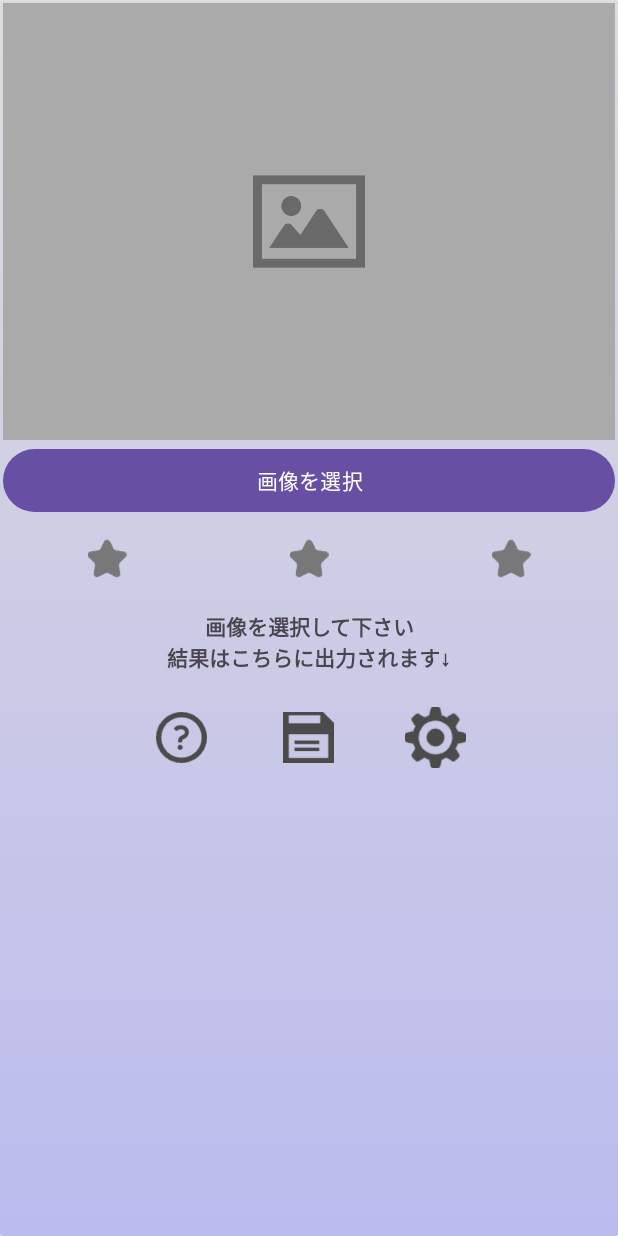
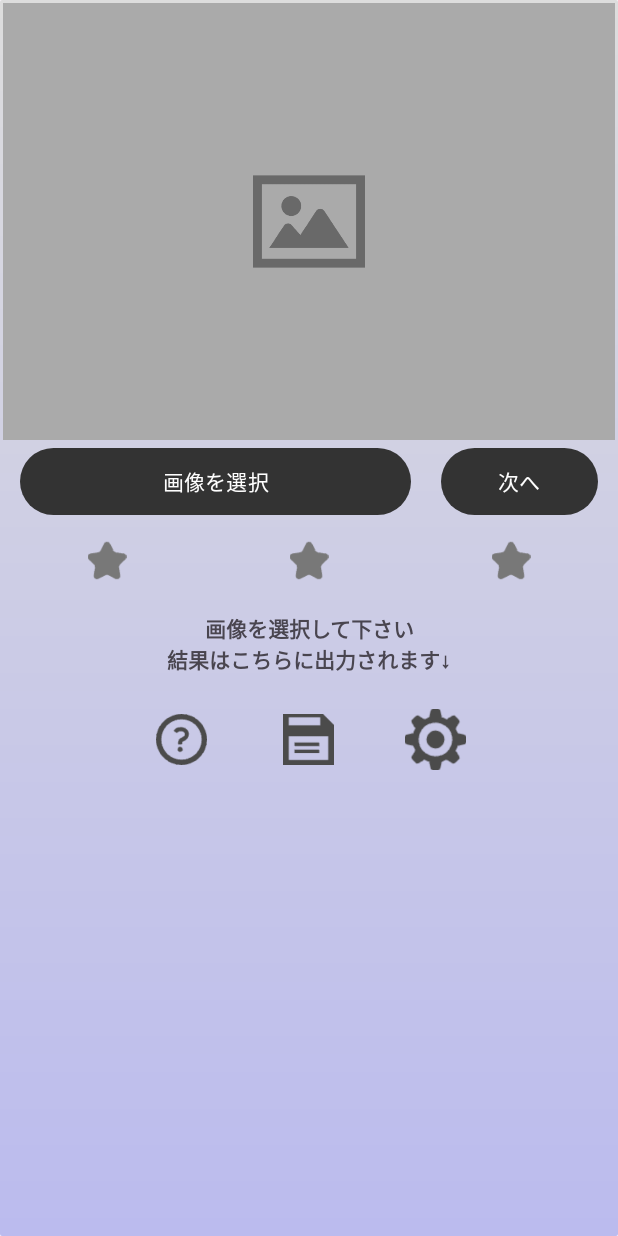
Before and after one commit to tfs-apps-one/SmileChecker, an Android app: the screen it shows after launch (MainActivity), on a phone screen of 412 x 824 dp. Run offline under Robolectric (Android 15) with nearby library versions, the light colour scheme and no system bars; libraries missing offline, so code that uses them is left out: com.google.mlkit.vision.

Commit message:
複数枚選択処理を追加

```diff
--- a/app/src/main/java/tfsapps/smilechecker/MyScreenShots.java
+++ b/app/src/main/java/tfsapps/smilechecker/MyScreenShots.java
@@ -32,7 +32,7 @@ public class MyScreenShots {
     }
 
     private static void saveBitmap(Activity activity, Bitmap bitmap) {
-        File directory = new File(Environment.getExternalStoragePublicDirectory(Environment.DIRECTORY_PICTURES), "Screenshots");
+        File directory = new File(Environment.getExternalStoragePublicDirectory(Environment.DIRECTORY_PICTURES), "screenshots");
         if (!directory.exists()) {
             directory.mkdirs();
         }
@@ -42,7 +42,7 @@ public class MyScreenShots {
 
         try (FileOutputStream fos = new FileOutputStream(file)) {
             bitmap.compress(Bitmap.CompressFormat.PNG, 100, fos);
-            Toast.makeText(activity, "Saved: " + file.getAbsolutePath(), Toast.LENGTH_LONG).show();
+            Toast.makeText(activity, "Saved ... ", Toast.LENGTH_LONG).show();
 
             scanFile(activity, file.getAbsolutePath());
 
--- a/app/src/main/res/layout/activity_main.xml
+++ b/app/src/main/res/layout/activity_main.xml
@@ -30,18 +30,45 @@
             android:adjustViewBounds="true"
             app:layout_constraintTop_toTopOf="parent" />
 
-        <Button
-            android:id="@+id/btnChooseImage"
+        <LinearLayout
             android:layout_width="match_parent"
-            android:layout_height="50dp"
+            android:layout_height="55dp"
+            android:orientation="horizontal"
             android:layout_marginStart="0dp"
-            android:layout_marginTop="2dp"
-            android:layout_marginBottom="2dp"
+            android:layout_marginTop="0dp"
+            android:layout_marginBottom="0dp"
             android:layout_marginEnd="0dp"
-            android:text="画像を選択"
-            android:onClick="onOpenGallery"
-            app:layout_constraintTop_toBottomOf="@+id/imageView"
-            tools:layout_editor_absoluteX="16dp" />
+            android:padding="1dp">
+
+            <Button
+                android:id="@+id/btnChooseImage"
+                android:layout_width="0dp"
+                android:layout_height="match_parent"
+                android:layout_weight="5"
+                android:layout_marginStart="10dp"
+                android:layout_marginTop="0dp"
+                android:layout_marginBottom="0dp"
+                android:layout_marginEnd="10dp"
+                android:text="画像を選択"
+                android:onClick="onOpenGallery"
+                app:layout_constraintTop_toBottomOf="@+id/imageView"
+                tools:layout_editor_absoluteX="16dp" />
+
+            <Button
+                android:id="@+id/btnNextImage"
+                android:layout_width="0dp"
+                android:layout_height="match_parent"
+                android:layout_weight="2"
+                android:layout_marginStart="10dp"
+                android:layout_marginTop="0dp"
+                android:layout_marginBottom="0dp"
+                android:layout_marginEnd="10dp"
+                android:text="次へ"
+                android:onClick="onNextImage"
+                app:layout_constraintTop_toBottomOf="@+id/imageView"
+                tools:layout_editor_absoluteX="16dp" />
+
+        </LinearLayout>
 
         <LinearLayout
             android:layout_width="match_parent"
--- a/app/src/main/res/values-night/themes.xml
+++ b/app/src/main/res/values-night/themes.xml
@@ -3,5 +3,8 @@
     <style name="Base.Theme.SmileChecker" parent="Theme.Material3.DayNight.NoActionBar">
         <!-- Customize your dark theme here. -->
         <!-- <item name="colorPrimary">@color/my_dark_primary</item> -->
+        <item name="colorPrimary">#333333</item> <!-- ボタンやアクションバーのデフォルト色 -->
+        <item name="colorPrimaryVariant">#333333</item>
+        <item name="colorOnPrimary">#FFFFFF</item> <!-- ボタン上のテキスト色 -->
     </style>
 </resources>
--- a/app/src/main/res/values/themes.xml
+++ b/app/src/main/res/values/themes.xml
@@ -3,6 +3,9 @@
     <style name="Base.Theme.SmileChecker" parent="Theme.Material3.DayNight.NoActionBar">
         <!-- Customize your light theme here. -->
         <!-- <item name="colorPrimary">@color/my_light_primary</item> -->
+        <item name="colorPrimary">#333333</item> <!-- ボタンやアクションバーのデフォルト色 -->
+        <item name="colorPrimaryVariant">#333333</item>
+        <item name="colorOnPrimary">#FFFFFF</item> <!-- ボタン上のテキスト色 -->
     </style>
 
     <style name="Theme.SmileChecker" parent="Base.Theme.SmileChecker" />
```
Also changed, not shown: app/src/main/java/tfsapps/smilechecker/MainActivity.java (+106 -8 lines).
